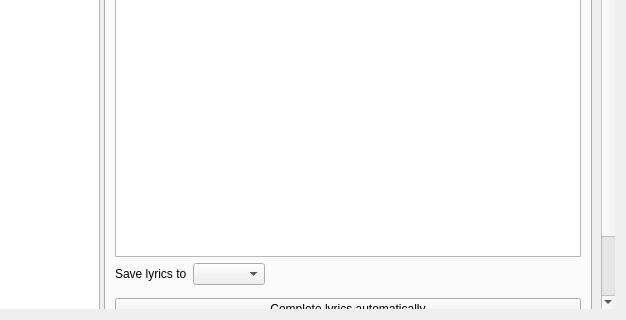
Before: the Qt Designer form src/dialogs/edittagdialog.ui in strawberrymusicplayer/strawberry, drawn with Qt 5; both pictures show x 187 to 813 and y 610 to 930 of the 813 by 930 pixel window.
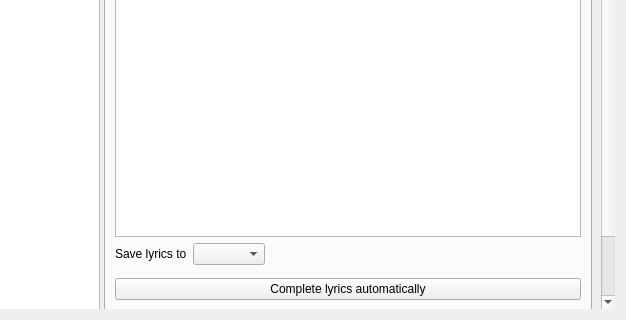
After: the same form once the commit is applied. The open tabs and pages were chosen to show the change. Icons and pictures are not drawn. Custom widgets are drawn as their Qt base class.

Commit message:
EditTagDialog: Don't save the lyrics fetch status as lyrics
The fetch status "loading..." and "Not found." was written to the lyrics field, which is the lyrics of the song, so it was saved as the lyrics, and existing lyrics were replaced when none were found. Show the status in a separate label instead.

Diff of the .ui file:
```diff
--- a/src/dialogs/edittagdialog.ui
+++ b/src/dialogs/edittagdialog.ui
@@ -1388,6 +1388,13 @@
               </property>
              </widget>
             </item>
+            <item>
+             <widget class="QLabel" name="lyrics_fetch_status">
+              <property name="text">
+               <string/>
+              </property>
+             </widget>
+            </item>
            </layout>
           </widget>
           <widget class="QWidget" name="tab_synced_lyrics">
```
The commit also changes 3 other files.
